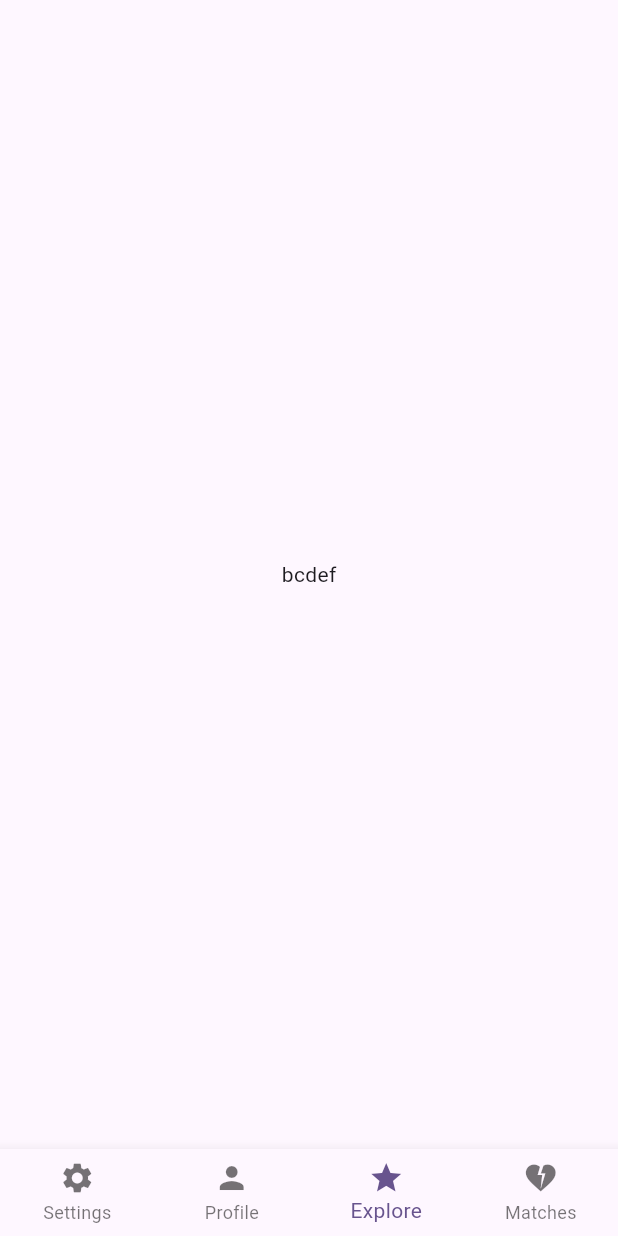
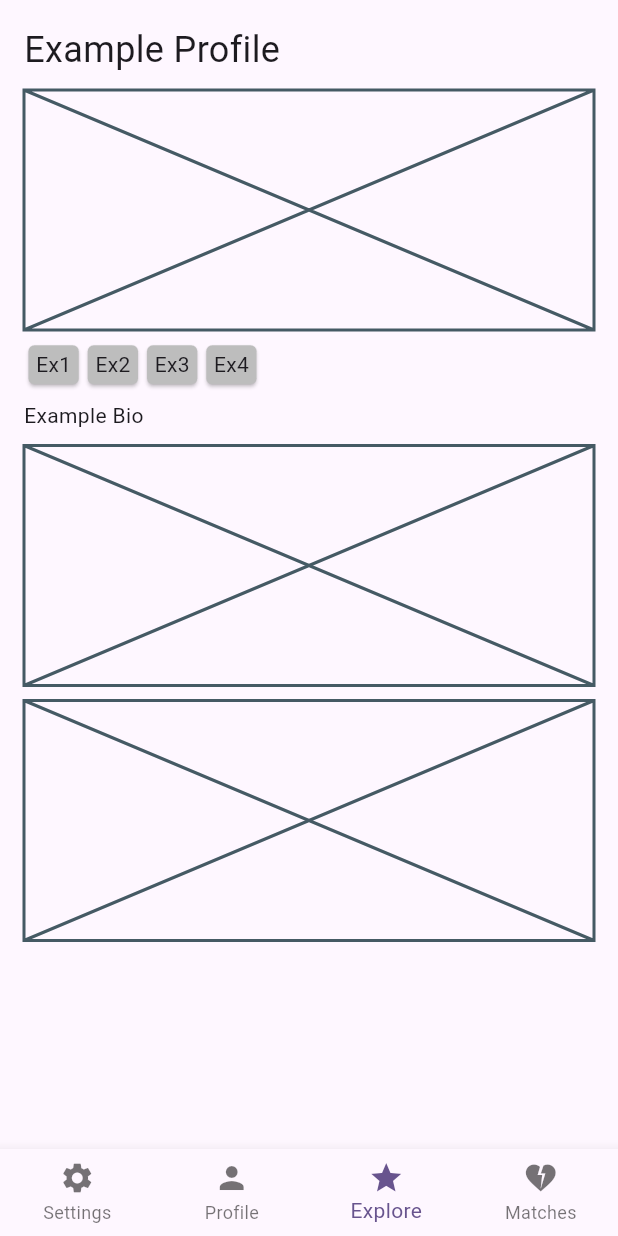
Before and after one commit to ChicoState/archenemy, a Flutter app: the screen it shows after launch, on a phone screen of 412 x 824 dp. Run offline on Flutter 3.47's test engine with Material 3 defaults, Android fonts, the phone set to English and light mode, and no system bars; our stand-ins replace firebase_auth, firebase_core, logger; accounts and stored records are empty.

Commit message:
ProfileView Overhaul

```diff
--- a/lib/api.dart
+++ b/lib/api.dart
@@ -11,8 +11,8 @@ Future<void> init() async {
 
 	FirebaseAuth.instance
 		.idTokenChanges()
-		.listen((User? _user) {
-			user = _user;
+		.listen((User? newUser) {
+			user = newUser;
 			if (user == null) {
 				log.w("User signed out");
 			} else {
--- a/lib/main.dart
+++ b/lib/main.dart
@@ -28,10 +28,10 @@
 class AppState extends State<App> {
 	int pageIdx = 2;
 	List<Widget Function()> pageBuilders = [
-    () => ProfileBoard(myProfile: Profile("Jane Doe", DateTime.now(), "My bio", List<String>.from(["one", "two"]))),
-    () => Center(child: Text("bcdef")),
-    () => Center(child: Text("bcdef")),
-    () => Center(child: Text("bcdef"))
+    () => ProfileView(Profile("My Profile", DateTime.now(), "My Bio", ["My1", "My2", "My3"])),
+    () => Center(child: Text("Settings Placeholder")),
+    () => ProfileView(Profile("Example Profile", DateTime.now(), "Example Bio", ["Ex1", "Ex2", "Ex3", "Ex4"])),
+    () => Center(child: Text("Matches Placeholder"))
   ];
 
   @override
--- a/lib/profile.dart
+++ b/lib/profile.dart
@@ -1,5 +1,7 @@
 import 'dart:convert';
 import 'package:flutter/material.dart';
+import 'log.dart';
+
 
 class Profile {
   String name;
@@ -14,9 +16,13 @@ class Profile {
     try {
       var map = json.decode(raw);
       return Profile(
-          map.name, DateTime.parse(map.birthDate), map.bio, map.interests);
+				map.name,
+				DateTime.parse(map.birthDate),
+				map.bio,
+				map.interests
+			);
     } catch (err) {
-      print("Profile JSON parsing error: $err");
+      log.e("Profile JSON parsing error: $err");
       rethrow;
     }
   }
@@ -25,19 +31,69 @@ class Profile {
   }
 }
 
-class ProfileBoard extends StatefulWidget {
-  const ProfileBoard({super.key, required this.myProfile});
-  final Profile myProfile;
-  @override
-  State<ProfileBoard> createState() => _ProfileBoardState();
-}
+class ProfileView extends StatelessWidget {
 
-class _ProfileBoardState extends State<ProfileBoard> {
+	final Profile profile;
+	final bool editable; // doesn't work yet
+	// not sure whether profile editing should happen on another page or not
+
+  const ProfileView(this.profile, {
+		super.key,
+		this.editable = false
+	});
+
 	@override
   Widget build(BuildContext context) {
     //return Placeholder();
 
-    return Scaffold(
+		Widget interestsView(List<String> interests) {
+			return Text.rich(
+				TextSpan(
+					children: interests.map((interest) {
+						return WidgetSpan(
+							child: Card(
+								margin: EdgeInsets.fromLTRB(3.0, 0.0, 3.0, 0.0),
+								color: Colors.grey[400],//Theme.of(context).cardColor,
+								shape: RoundedRectangleBorder(
+									borderRadius: BorderRadius.all(Radius.circular(4.0))
+								),
+								child: Padding(
+									padding: EdgeInsets.fromLTRB(5.0, 3.0, 5.0, 3.0),
+									child: Text(interest)
+								),
+							)
+						);
+					}).toList()
+				)
+			);
+		}
+
+		final children = [
+			Text(style: TextStyle(fontSize: 24), profile.name),
+			SizedBox(height: 160, child: Placeholder()),
+			interestsView(profile.interests),
+			Text(profile.bio),
+			SizedBox(height: 160, child: Placeholder()),
+			SizedBox(height: 160, child: Placeholder()),
+		];
+
+
+		// Unbelievably, this is the easiest way I could find to do this
+		List<Widget> spacedChildren = [];
+		for (Widget child in children) {
+			spacedChildren.add(child);
+			spacedChildren.add(SizedBox(height: 10));
+		}
+
+		return Padding(
+			padding: EdgeInsets.all(16.0),
+			child: ListView(
+				//mainAxisAlignment: MainAxisAlignment.center,
+				children: spacedChildren
+			)
+		);
+
+    /*return Scaffold(
       appBar: AppBar(
         backgroundColor: Theme.of(context).colorScheme.inversePrimary,
         title: Text("Profile"),
@@ -48,32 +104,34 @@ class _ProfileBoardState extends State<ProfileBoard> {
 					child: Column(
 						mainAxisAlignment: MainAxisAlignment.center,
 						children: <Widget>[
-                  Text(style: TextStyle(fontSize: 64), widget.myProfile.name),
+							Text(style: TextStyle(fontSize: 64), profile.name),
 							Expanded(child: Placeholder()),
 							Container(
 								height: MediaQuery.sizeOf(context).height / 4,
 								width: MediaQuery.sizeOf(context).width,
 								padding: EdgeInsets.all(16.0),
 								child: ListView.builder(
-                        itemCount: widget.myProfile.interests.length,
+									itemCount: profile.interests.length,
 									prototypeItem: ListTile(
-                          title: Text(widget.myProfile.interests[0]),
+										title: Text(profile.interests[0]),
 									),
 									itemBuilder: (context, index) {
 										return ListTile(
-                              title: Text(widget.myProfile.interests[index]));
+											title: Text(profile.interests[index]));
 									}),
 							)
-                ])),
+						]
+					)
+				),
       ),
       floatingActionButton: FloatingActionButton(
         onPressed: () {
-          Navigator.push(
-              context, MaterialPageRoute(builder: (context) => EditProfile()));
+					final route = MaterialPageRoute(builder: (context) => EditProfile());
+          Navigator.push(context, route);
         },
         child: const Icon(Icons.manage_accounts),
       ),
-    );
+    );*/
   }
 }
 
@@ -104,7 +162,6 @@ class _EditProfileState extends State<EditProfile> {
                     ),
                   ),
                   TextFormField(
-                    expands: true,
                     decoration: const InputDecoration(
                       border: UnderlineInputBorder(),
                       labelText: 'What really grinds your gears',
```
Lines whose indentation alone changed are shown as unchanged.
